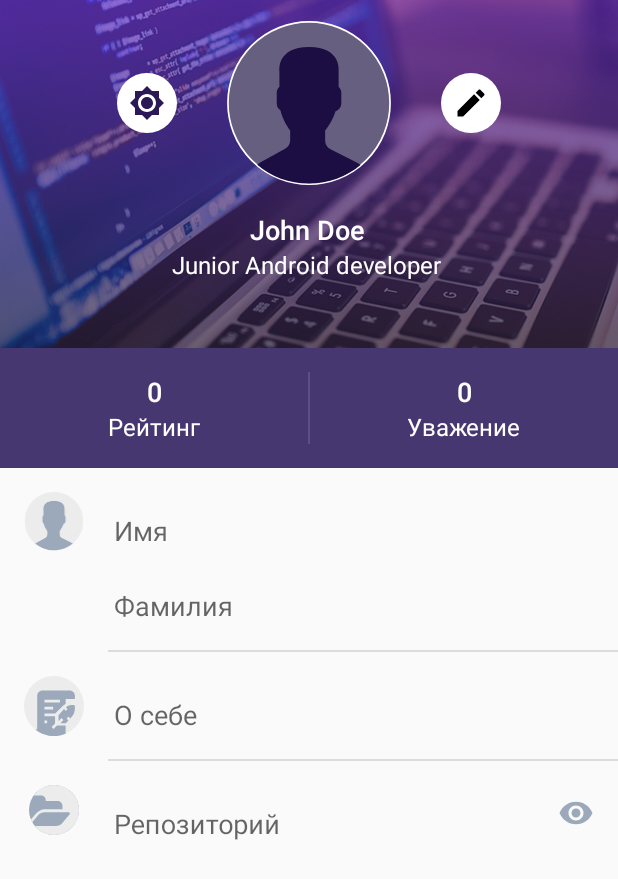
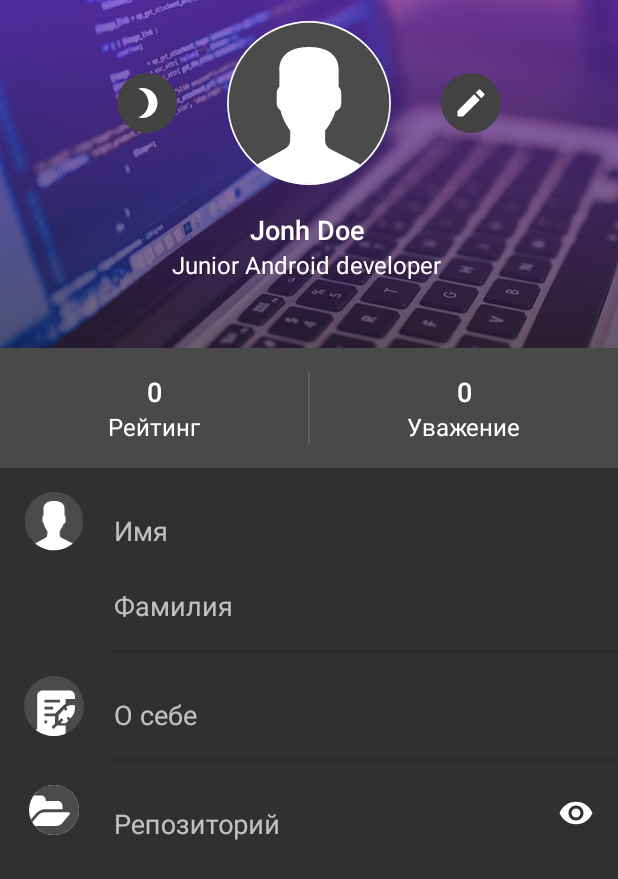
Before and after one commit to KatMisato/dev-intensive-2019, an Android app: the screen it shows after launch (ProfileActivity), on a phone screen of 412 x 824 dp. Shown: the top 879 px of the screen. Run offline under Robolectric (Android 15) with nearby library versions, the phone set to English and light mode, and no system bars.

Commit message:
finish lesson

```diff
--- a/app/src/main/AndroidManifest.xml
+++ b/app/src/main/AndroidManifest.xml
@@ -3,6 +3,7 @@
     package="ru.skillbranch.devintensive">
 
     <application
+        android:name=".App"
         android:allowBackup="true"
         android:icon="@mipmap/ic_launcher"
         android:label="@string/app_name"
--- /dev/null
+++ b/app/src/main/java/ru/skillbranch/devintensive/App.kt
@@ -0,0 +1,26 @@
+package ru.skillbranch.devintensive
+
+import android.app.Application
+import android.content.Context
+import androidx.appcompat.app.AppCompatDelegate
+import ru.skillbranch.devintensive.repositories.PreferencesRepository
+
+class App : Application() {
+    companion object {
+        private var instance: App? = null
+        fun applicationContext(): Context {
+            return instance!!.applicationContext
+        }
+    }
+
+    init {
+        instance = this
+    }
+
+    override fun onCreate() {
+        super.onCreate()
+        PreferencesRepository.getAppTheme().also {
+            AppCompatDelegate.setDefaultNightMode(it)
+        }
+    }
+}
--- /dev/null
+++ b/app/src/main/java/ru/skillbranch/devintensive/models/Profile.kt
@@ -0,0 +1,24 @@
+package ru.skillbranch.devintensive.models
+
+data class Profile(
+    val firstName: String,
+    val lastName: String,
+    val about: String,
+    val repository: String,
+    val rating: Int = 0,
+    val respect: Int = 0
+) {
+    val nickName: String = "Jonh Doe"
+    val rank: String = "Junior Android developer"
+
+    fun toMap(): Map<String, Any> = mapOf(
+        "nickname" to nickName,
+        "rank" to rank,
+        "firstName" to firstName,
+        "lastName" to lastName,
+        "about" to about,
+        "repository" to repository,
+        "rating" to rating,
+        "respect" to respect
+    )
+}
--- /dev/null
+++ b/app/src/main/java/ru/skillbranch/devintensive/repositories/PreferencesRepository.kt
@@ -0,0 +1,65 @@
+package ru.skillbranch.devintensive.repositories
+
+import android.content.SharedPreferences
+import android.preference.PreferenceManager
+import androidx.appcompat.app.AppCompatDelegate
+import ru.skillbranch.devintensive.App
+import ru.skillbranch.devintensive.models.Profile
+
+object PreferencesRepository {
+    private const val FIRST_NAME = "FIRST_NAME"
+    private const val LAST_NAME = "LAST_NAME"
+    private const val ABOUT = "ABOUT"
+    private const val REPOSITORY = "REPOSITORY"
+    private const val RATING = "RATING"
+    private const val RESPECT = "RESPECT"
+    private const val APP_THEME = "APP_THEME"
+
+    private val prefs: SharedPreferences by lazy {
+        val ctx = App.applicationContext()
+        PreferenceManager.getDefaultSharedPreferences(ctx)
+    }
+
+    fun getProfile(): Profile? = Profile(
+        prefs.getString(FIRST_NAME, "")!!,
+        prefs.getString(LAST_NAME, "")!!,
+        prefs.getString(ABOUT, "")!!,
+        prefs.getString(REPOSITORY, "")!!,
+        prefs.getInt(RATING, 0),
+        prefs.getInt(RESPECT, 0)
+    )
+
+    fun saveAppTheme(theme: Int) {
+        putValue(APP_THEME to theme)
+    }
+
+    fun getAppTheme() = prefs.getInt(APP_THEME, AppCompatDelegate.MODE_NIGHT_YES)
+
+    fun saveProfile(profile: Profile) {
+        with(profile) {
+            putValue(FIRST_NAME to firstName)
+            putValue(LAST_NAME to lastName)
+            putValue(ABOUT to about)
+            putValue(REPOSITORY to repository)
+            putValue(RATING to rating)
+            putValue(RESPECT to respect)
+        }
+    }
+
+    private fun putValue(pair: Pair<String, Any>) = with(prefs.edit()) {
+        val key = pair.first
+        val value = pair.second
+        when (value) {
+            is String -> putString(key, value)
+            is Int -> putInt(key, value)
+            is Boolean -> putBoolean(key, value)
+            is Long -> putLong(key, value)
+            is Float -> putFloat(key, value)
+            else -> error("Only primitives type can be stored in Shared Preferences")
+        }
+
+        apply()
+    }
+
+
+}
--- a/app/src/main/java/ru/skillbranch/devintensive/ui/profile/ProfileActivity.kt
+++ b/app/src/main/java/ru/skillbranch/devintensive/ui/profile/ProfileActivity.kt
@@ -9,14 +9,19 @@ import android.view.View
 import android.widget.EditText
 import android.widget.TextView
 import androidx.appcompat.app.AppCompatActivity
+import androidx.lifecycle.Observer
+import androidx.lifecycle.ViewModelProviders
 import kotlinx.android.synthetic.main.activity_profile_constraint.*
 import ru.skillbranch.devintensive.R
+import ru.skillbranch.devintensive.models.Profile
+import ru.skillbranch.devintensive.viewmodels.ProfileViewModel
 
 class ProfileActivity : AppCompatActivity() {
     companion object {
         const val IS_EDIT_MODE = "IS_EDIT_MODE"
     }
 
+    private lateinit var viewModel: ProfileViewModel
     var isEditMode = false
     lateinit var viewFields: Map<String, TextView>
 
@@ -24,12 +29,32 @@ class ProfileActivity : AppCompatActivity() {
         super.onCreate(savedInstanceState)
         setContentView(R.layout.activity_profile_constraint)
         initViews(savedInstanceState)
+        initViewModel()
         Log.d("M_MainActivity", "onCreate")
     }
 
     override fun onSaveInstanceState(outState: Bundle?) {
         super.onSaveInstanceState(outState)
         outState?.putBoolean(IS_EDIT_MODE, isEditMode)
+    }
+
+    private fun initViewModel() {
+        viewModel = ViewModelProviders.of(this).get(ProfileViewModel::class.java)
+        viewModel.getProfileData().observe(this, Observer { updateUI(it) })
+        viewModel.getTheme().observe(this, Observer { updateTheme(it) })
+    }
+
+    private fun updateTheme(mode: Int?) {
+        Log.d("M_MainActivity", "updateTheme")
+        mode?.let { delegate.setLocalNightMode(it) }
+    }
+
+    private fun updateUI(profile: Profile) {
+        profile.toMap().also {
+            for ((k, v) in viewFields) {
+                v.text = it[k].toString()
+            }
+        }
     }
 
     private fun initViews(savedInstanceState: Bundle?) {
@@ -48,8 +73,13 @@ class ProfileActivity : AppCompatActivity() {
         showCurrentMode(isEditMode)
 
         btn_edit.setOnClickListener {
+            if (isEditMode) saveProfileInfo()
             isEditMode = !isEditMode
             showCurrentMode(isEditMode)
+        }
+
+        btn_switch_theme.setOnClickListener {
+            viewModel.switchTheme()
         }
     }
 
@@ -81,13 +111,22 @@ class ProfileActivity : AppCompatActivity() {
                 null
             }
             val icon = if (isEdit) {
-                resources.getDrawable(R.drawable.ic_save_black_24dp)
+                resources.getDrawable(R.drawable.ic_save_black_24dp, theme)
             } else {
-                resources.getDrawable(R.drawable.ic_edit_black_24dp)
+                resources.getDrawable(R.drawable.ic_edit_black_24dp, theme)
             }
 
             background.colorFilter = filter
             setImageDrawable(icon)
         }
     }
+
+    private fun saveProfileInfo() {
+        Profile(
+            firstName = et_first_name.text.toString(),
+            lastName = et_last_name.text.toString(),
+            about = et_about.text.toString(),
+            repository = et_repository.text.toString()
+        ).apply { viewModel.saveProfileData(this) }
+    }
 }
--- a/app/src/main/java/ru/skillbranch/devintensive/viewmodels/ProfileViewModel.kt
+++ b/app/src/main/java/ru/skillbranch/devintensive/viewmodels/ProfileViewModel.kt
@@ -1 +1,44 @@
 package ru.skillbranch.devintensive.viewmodels
+
+import android.util.Log
+import androidx.appcompat.app.AppCompatDelegate
+import androidx.lifecycle.LiveData
+import androidx.lifecycle.MutableLiveData
+import androidx.lifecycle.ViewModel
+import ru.skillbranch.devintensive.models.Profile
+import ru.skillbranch.devintensive.repositories.PreferencesRepository
+
+class ProfileViewModel : ViewModel() {
+    private val repository: PreferencesRepository = PreferencesRepository
+    private val profileData = MutableLiveData<Profile>()
+    private val appTheme = MutableLiveData<Int>()
+
+    init {
+        Log.d("M_ProfileViewModel", "init view model")
+        profileData.value = repository.getProfile()
+        appTheme.value = repository.getAppTheme()
+    }
+
+    override fun onCleared() {
+        super.onCleared()
+        Log.d("M_ProfileViewModel", "onCleared")
+    }
+
+    fun getProfileData(): LiveData<Profile> = profileData
+
+    fun getTheme(): LiveData<Int> = appTheme
+
+    fun saveProfileData(profile: Profile) {
+        repository.saveProfile(profile)
+        profileData.value = profile
+    }
+
+    fun switchTheme() {
+        if (appTheme.value == AppCompatDelegate.MODE_NIGHT_YES) {
+            appTheme.value = AppCompatDelegate.MODE_NIGHT_NO
+        } else {
+            appTheme.value = AppCompatDelegate.MODE_NIGHT_YES
+        }
+        repository.saveAppTheme(appTheme.value!!)
+    }
+}
--- a/app/src/main/res/layout/activity_profile.xml
+++ b/app/src/main/res/layout/activity_profile.xml
@@ -77,7 +77,7 @@
     <LinearLayout
         android:layout_width="match_parent"
         android:layout_height="wrap_content"
-        android:background="@color/color_primary_light"
+        android:background="?attr/colorAccentedSurface"
         android:orientation="horizontal">
 
         <LinearLayout
@@ -198,7 +198,7 @@
         android:layout_width="match_parent"
         android:layout_height="1dp"
         android:layout_marginStart="@dimen/space_maximum_72"
-        android:background="@color/color_divider_dark" />
+        android:background="?attr/colorDivider" />
 
     <LinearLayout
         style="@style/Profile.InfoItem"
@@ -235,7 +235,7 @@
         android:layout_width="match_parent"
         android:layout_height="1dp"
         android:layout_marginStart="@dimen/space_maximum_72"
-        android:background="@color/color_divider_dark" />
+        android:background="?attr/colorDivider" />
 
     <LinearLayout
         style="@style/Profile.InfoItem"
--- a/app/src/main/res/layout/activity_profile_constraint.xml
+++ b/app/src/main/res/layout/activity_profile_constraint.xml
@@ -83,7 +83,7 @@
         android:id="@+id/view3"
         android:layout_width="0dp"
         android:layout_height="80dp"
-        android:background="@color/color_primary_light"
+        android:background="?attr/colorAccentedSurface"
         app:layout_constraintEnd_toEndOf="parent"
         app:layout_constraintHorizontal_bias="0.0"
         app:layout_constraintStart_toStartOf="parent"
@@ -202,7 +202,7 @@
         android:layout_height="1dp"
         android:layout_marginStart="@dimen/space_maximum_72"
         android:layout_marginTop="5dp"
-        android:background="@color/color_divider_dark"
+        android:background="?attr/colorDivider"
         app:layout_constraintEnd_toEndOf="parent"
         app:layout_constraintStart_toStartOf="parent"
         app:layout_constraintTop_toBottomOf="@+id/wr_last_name" />
@@ -242,7 +242,7 @@
         android:layout_height="1dp"
         android:layout_marginStart="@dimen/space_maximum_72"
         android:layout_marginTop="5dp"
-        android:background="@color/color_divider_dark"
+        android:background="?attr/colorDivider"
         app:layout_constraintEnd_toEndOf="parent"
         app:layout_constraintStart_toStartOf="parent"
         app:layout_constraintTop_toBottomOf="@+id/wr_about" />
```
